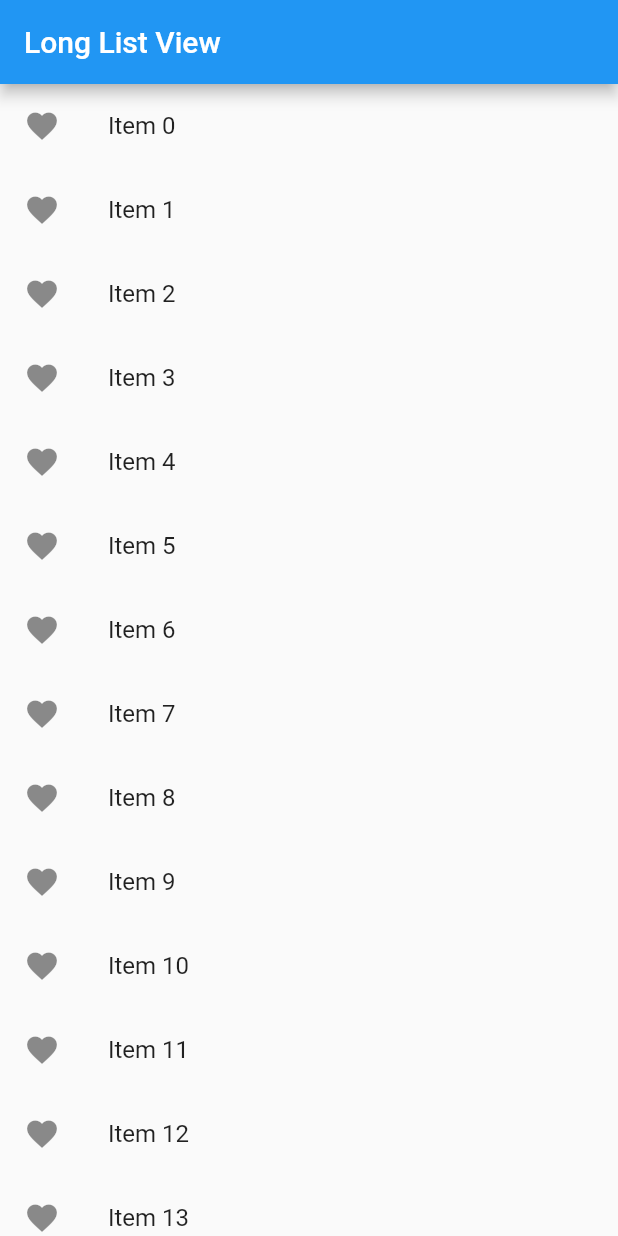
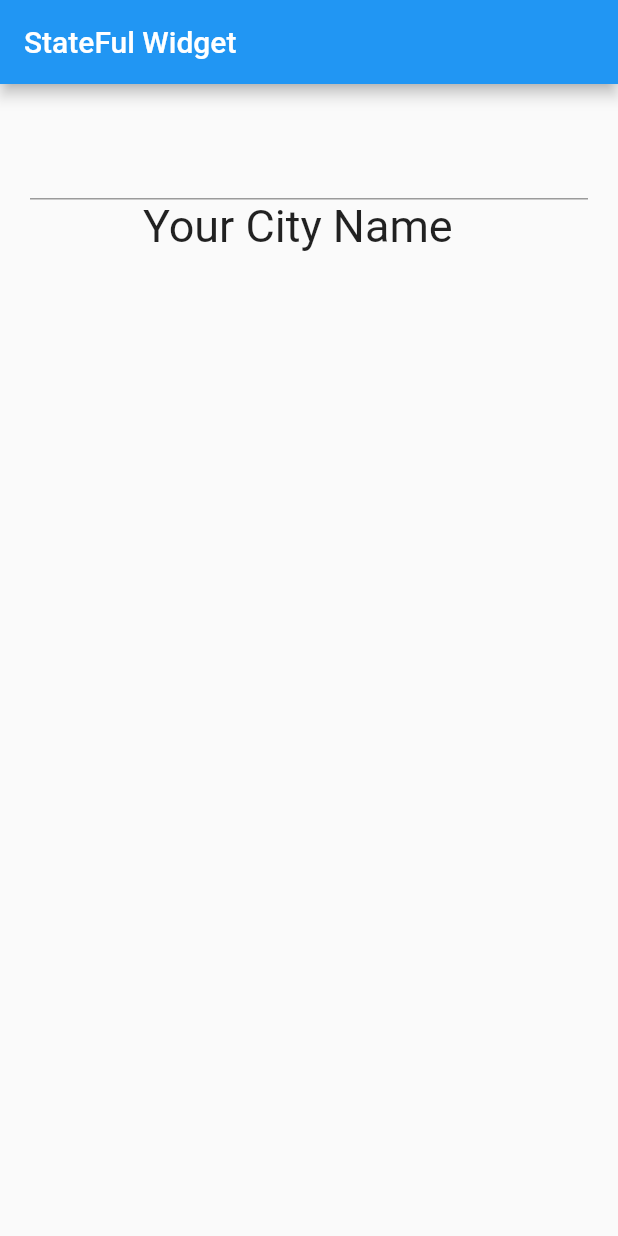
Before and after one commit to Sujit-sahoo3571/flutter_hello_world, a Flutter app: the screen it shows after launch, on a phone screen of 412 x 824 dp. Run offline on Flutter 3.47's test engine with Material 2 defaults, Android fonts, the phone set to English and light mode, and no system bars.

Commit message:
statful widget

```diff
--- a/lib/main.dart
+++ b/lib/main.dart
@@ -1,37 +1,43 @@
 import 'package:flutter/material.dart';
 
-void main() => runApp(MyApp());
+void main() => runApp(MaterialApp(
+      title: "StateFul Widget",
+      home: Favourite_cityName(),
+    ));
 
-class MyApp extends StatelessWidget {
-  const MyApp({Key? key}) : super(key: key);
+class Favourite_cityName extends StatefulWidget {
+  const Favourite_cityName({Key? key}) : super(key: key);
+
+  @override
+  _Favourite_cityNameState createState() => _Favourite_cityNameState();
+}
+
+class _Favourite_cityNameState extends State<Favourite_cityName> {
+  String cityName = "";
 
   @override
   Widget build(BuildContext context) {
-    return MaterialApp(
-      debugShowCheckedModeBanner: false,
-      title: "List View",
-      home: Scaffold(
-        appBar: AppBar(title: Text("Long List View")),
-        body: getListView(),
-      ),
-    );
+    return Scaffold(
+        appBar: AppBar(
+          title: Text("StateFul Widget"),
+        ),
+        body: Container(
+          margin: EdgeInsets.all(20.0),
+          child: Column(
+            children: [
+              TextField(
+                  style: TextStyle(
+                    fontSize: 28.0,
+                  ),
+                  onChanged: (String name) => setState(() {
+                        cityName = name;
+                      })),
+              Text(
+                "Your City Name $cityName ",
+                style: TextStyle(fontSize: 30.0),
+              )
+            ],
+          ),
+        ));
   }
 }
-
-// list generate
-List<String> generate_list() {
-  var items = List<String>.generate(100, (index) => "Item $index");
-  return items;
-}
-
-// list Builder
-Widget getListView() {
-  var listItems = generate_list();
-  var listView = ListView.builder(
-      itemBuilder: (context, index) => ListTile(
-            leading: Icon(Icons.favorite),
-            title: Text(listItems[index]),
-            onTap: () => debugPrint("${listItems[index]} was clicked "),
-          ));
-  return listView;
-}
```
